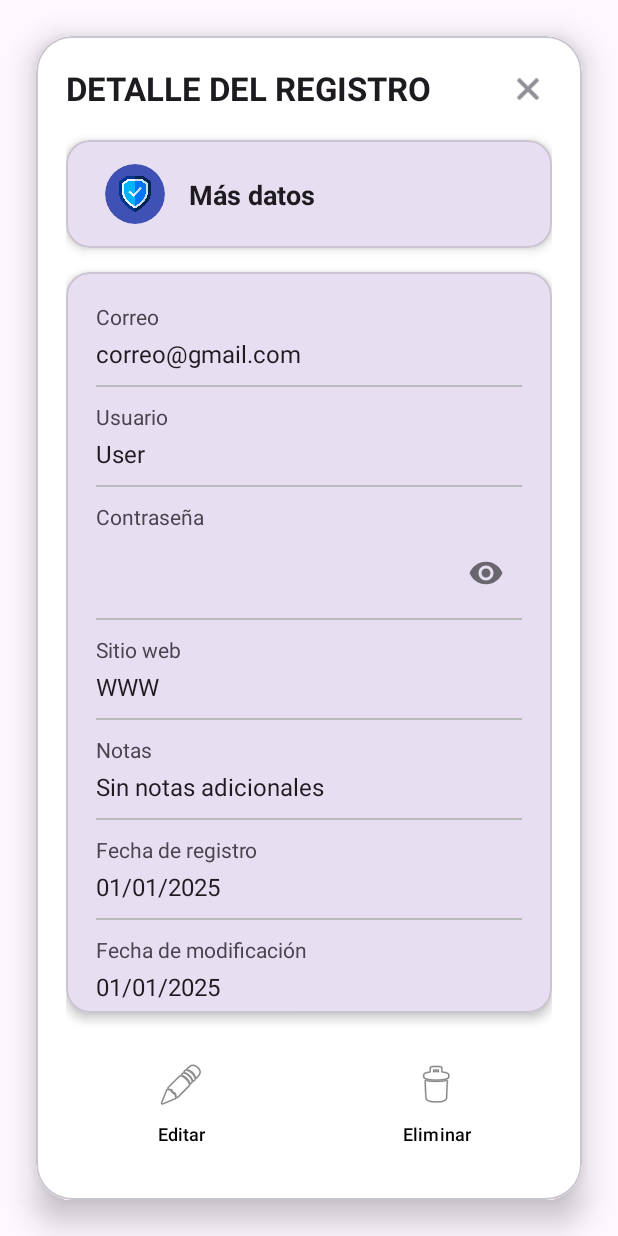
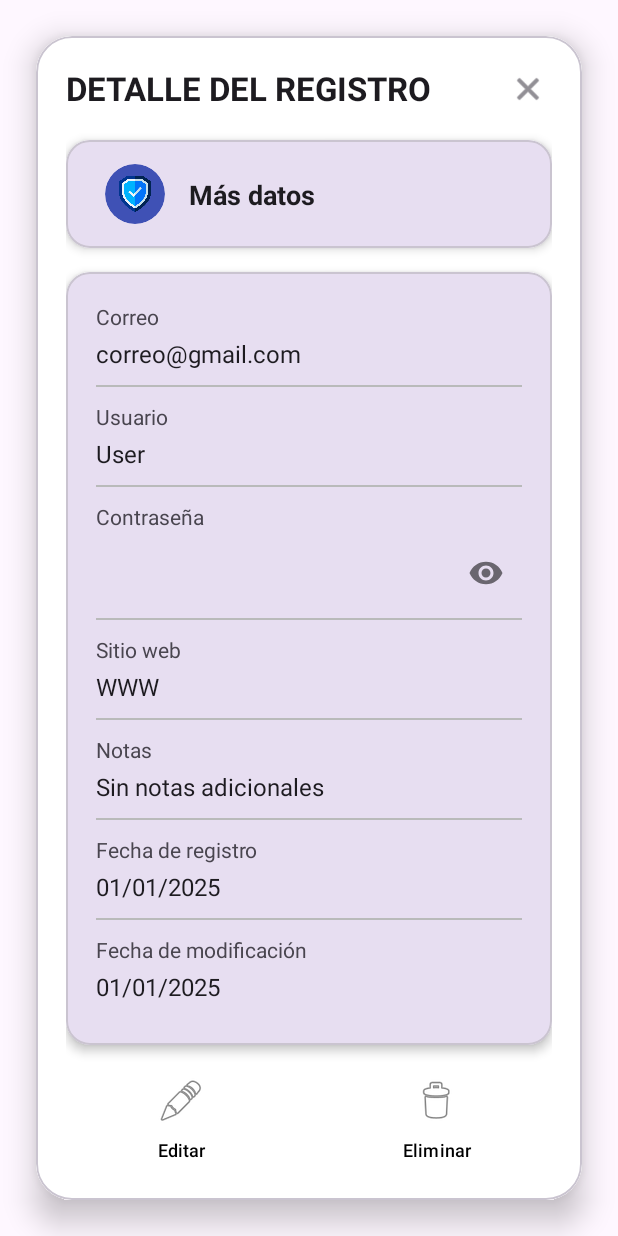
Before and after one commit to Ever-VC/DataCloudSV, an Android app: the layout register_item_view.xml on its own in the app's theme, with its tools: preview values and no code run, on a phone screen of 412 x 824 dp. Run offline under Robolectric (Android 15) with nearby library versions, the phone set to English and light mode, and no system bars.

Commit message:
:bricks: desing: Cambio en el tamaño de botones de editar y eliminar registro

```diff
--- a/app/src/main/res/layout/register_item_view.xml
+++ b/app/src/main/res/layout/register_item_view.xml
@@ -367,7 +367,7 @@
                 android:layout_marginEnd="8dp"
                 android:text="Editar"
                 android:textAllCaps="false"
-                android:paddingVertical="12dp"
+                android:paddingVertical="1dp"
                 android:drawableTop="@android:drawable/ic_menu_edit"
                 app:cornerRadius="24dp"
                 style="@style/editDeleteButtons" />
@@ -380,7 +380,7 @@
                 android:layout_marginStart="8dp"
                 android:text="Eliminar"
                 android:textAllCaps="false"
-                android:paddingVertical="12dp"
+                android:paddingVertical="0dp"
                 android:drawableTop="@android:drawable/ic_menu_delete"
                 app:cornerRadius="24dp"
                 style="@style/editDeleteButtons"/>
```
